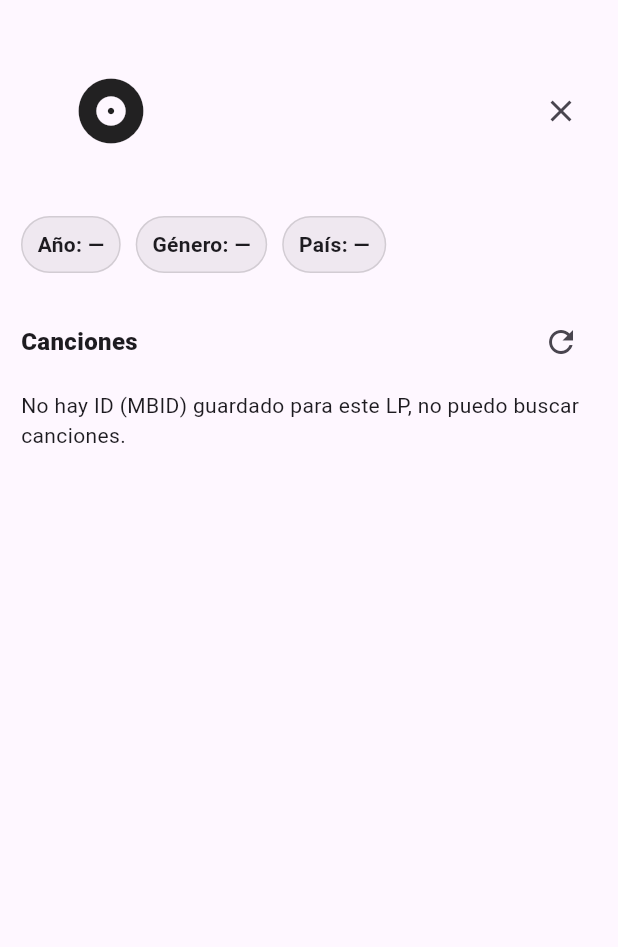
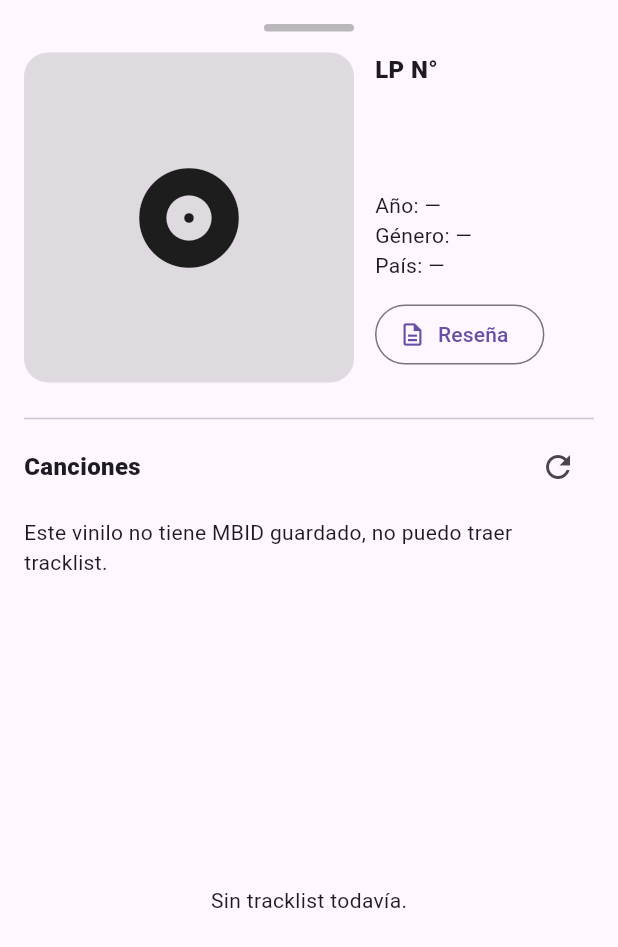
Before and after one commit to gabohachim/gaboLP, a Flutter app: the VinylDetailSheet widget shown alone on an empty page, opened directly with empty values, on a phone screen of 412 x 824 dp. Shown: the top 947 px of the screen. Run offline on Flutter 3.47's test engine with Material 3 defaults, Android fonts, the phone set to English and light mode, and no system bars; our stand-ins replace file_picker, google_sign_in, shared_preferences, sqflite; missing offline and left inert: googleapis; accounts and stored records are empty.

Commit message:
Update vinyl_detail_sheet.dart

```diff
--- a/lib/ui/vinyl_detail_sheet.dart
+++ b/lib/ui/vinyl_detail_sheet.dart
@@ -1,9 +1,11 @@
 import 'dart:io';
 import 'package:flutter/material.dart';
+
 import '../services/discography_service.dart';
 
 class VinylDetailSheet extends StatefulWidget {
   final Map<String, dynamic> vinyl;
+
   const VinylDetailSheet({super.key, required this.vinyl});
 
   @override
@@ -11,9 +13,9 @@ class VinylDetailSheet extends StatefulWidget {
 }
 
 class _VinylDetailSheetState extends State<VinylDetailSheet> {
-  bool loadingTracks = false;
+  bool loading = false;
   List<TrackItem> tracks = [];
-  String? msg;
+  String? err;
 
   @override
   void initState() {
@@ -21,131 +23,175 @@ class _VinylDetailSheetState extends State<VinylDetailSheet> {
     _loadTracks();
   }
 
+  String? _releaseGroupMbid() {
+    // intenta varias keys por compatibilidad
+    final v = widget.vinyl;
+    final a = (v['mbid'] ?? '').toString().trim();
+    if (a.isNotEmpty) return a;
+    final b = (v['releaseGroupMbid'] ?? '').toString().trim();
+    if (b.isNotEmpty) return b;
+    final c = (v['rgMbid'] ?? '').toString().trim();
+    if (c.isNotEmpty) return c;
+    return null;
+  }
+
   Future<void> _loadTracks() async {
-    final mbid = (widget.vinyl['mbid'] as String?)?.trim() ?? '';
-    if (mbid.isEmpty) {
-      setState(() => msg = 'No hay ID (MBID) guardado para este LP, no puedo buscar canciones.');
+    final mbid = _releaseGroupMbid();
+    if (mbid == null) {
+      setState(() {
+        err = 'Este vinilo no tiene MBID guardado, no puedo traer tracklist.';
+      });
       return;
     }
 
     setState(() {
-      loadingTracks = true;
-      msg = null;
+      loading = true;
+      err = null;
       tracks = [];
     });
 
+    try {
       final list = await DiscographyService.getTracksFromReleaseGroup(mbid);
-
       if (!mounted) return;
-
       setState(() {
         tracks = list;
-      loadingTracks = false;
-      if (list.isEmpty) msg = 'No encontré canciones para este disco.';
+        loading = false;
       });
+    } catch (e) {
+      if (!mounted) return;
+      setState(() {
+        loading = false;
+        err = 'No se pudo cargar el tracklist: $e';
+      });
+    }
   }
 
   Widget _cover() {
-    final cp = (widget.vinyl['coverPath'] as String?)?.trim() ?? '';
+    final cp = (widget.vinyl['coverPath'] ?? '').toString().trim();
     if (cp.isNotEmpty) {
       final f = File(cp);
       if (f.existsSync()) {
         return ClipRRect(
-          borderRadius: BorderRadius.circular(14),
-          child: Image.file(f, width: 120, height: 120, fit: BoxFit.cover),
+          borderRadius: BorderRadius.circular(16),
+          child: Image.file(f, height: 220, width: 220, fit: BoxFit.cover),
         );
       }
     }
-    return const SizedBox(
-      width: 120,
-      height: 120,
-      child: Center(child: Icon(Icons.album, size: 52)),
+    return Container(
+      height: 220,
+      width: 220,
+      decoration: BoxDecoration(
+        color: Colors.black12,
+        borderRadius: BorderRadius.circular(16),
+      ),
+      child: const Center(child: Icon(Icons.album, size: 80)),
+    );
+  }
+
+  void _showBio() {
+    final bio = (widget.vinyl['bio'] ?? '').toString().trim();
+    showDialog(
+      context: context,
+      builder: (_) => AlertDialog(
+        title: const Text('Reseña de la banda'),
+        content: SingleChildScrollView(
+          child: Text(bio.isEmpty ? 'Sin reseña.' : bio),
+        ),
+        actions: [
+          TextButton(onPressed: () => Navigator.pop(context), child: const Text('Cerrar')),
+        ],
+      ),
     );
   }
 
   @override
   Widget build(BuildContext context) {
-    final artista = (widget.vinyl['artista'] as String?) ?? '';
-    final album = (widget.vinyl['album'] as String?) ?? '';
-    final year = (widget.vinyl['year'] as String?)?.trim() ?? '';
-    final genre = (widget.vinyl['genre'] as String?)?.trim() ?? '';
-    final country = (widget.vinyl['country'] as String?)?.trim() ?? '';
-    final bio = (widget.vinyl['artistBio'] as String?)?.trim() ?? '';
+    final v = widget.vinyl;
+
+    final numero = (v['numero'] ?? '').toString();
+    final artista = (v['artista'] ?? v['artist'] ?? '').toString();
+    final album = (v['album'] ?? '').toString();
+    final year = (v['year'] ?? '').toString().trim();
+    final genre = (v['genre'] ?? '').toString().trim();
+    final country = (v['country'] ?? '').toString().trim();
 
     return SafeArea(
       child: Padding(
-        padding: const EdgeInsets.all(14),
+        padding: const EdgeInsets.all(16),
         child: Column(
-          crossAxisAlignment: CrossAxisAlignment.stretch,
           children: [
+            Container(
+              height: 5,
+              width: 60,
+              decoration: BoxDecoration(
+                color: Colors.black26,
+                borderRadius: BorderRadius.circular(999),
+              ),
+            ),
+            const SizedBox(height: 14),
+
             Row(
+              crossAxisAlignment: CrossAxisAlignment.start,
               children: [
                 _cover(),
-                const SizedBox(width: 12),
+                const SizedBox(width: 14),
                 Expanded(
-                  child: Text(
-                    '$artista\n$album',
-                    style: const TextStyle(fontSize: 18, fontWeight: FontWeight.w900),
-                  ),
-                ),
-                IconButton(
-                  onPressed: () => Navigator.pop(context),
-                  icon: const Icon(Icons.close),
+                  child: Column(
+                    crossAxisAlignment: CrossAxisAlignment.start,
+                    children: [
+                      Text('LP N° $numero', style: const TextStyle(fontWeight: FontWeight.w900, fontSize: 16)),
+                      const SizedBox(height: 6),
+                      Text(artista, style: const TextStyle(fontWeight: FontWeight.w900, fontSize: 18)),
+                      const SizedBox(height: 4),
+                      Text(album, style: const TextStyle(fontWeight: FontWeight.w700, fontSize: 16)),
+                      const SizedBox(height: 10),
+                      Text('Año: ${year.isEmpty ? '—' : year}'),
+                      Text('Género: ${genre.isEmpty ? '—' : genre}'),
+                      Text('País: ${country.isEmpty ? '—' : country}'),
+                      const SizedBox(height: 12),
+                      OutlinedButton.icon(
+                        onPressed: _showBio,
+                        icon: const Icon(Icons.description_outlined),
+                        label: const Text('Reseña'),
                       ),
                     ],
                   ),
-            const SizedBox(height: 10),
-
-            Wrap(
-              spacing: 10,
-              runSpacing: 8,
-              children: [
-                _pill('Año', year.isEmpty ? '—' : year),
-                _pill('Género', genre.isEmpty ? '—' : genre),
-                _pill('País', country.isEmpty ? '—' : country),
+                ),
               ],
             ),
 
-            const SizedBox(height: 10),
+            const SizedBox(height: 16),
+            const Divider(),
 
-            if (bio.isNotEmpty)
-              Container(
-                padding: const EdgeInsets.all(12),
-                decoration: BoxDecoration(
-                  color: Colors.black.withOpacity(0.05),
-                  borderRadius: BorderRadius.circular(14),
-                  border: Border.all(color: Colors.black12),
-                ),
-                child: Text(bio),
-              ),
-
-            const SizedBox(height: 12),
             Row(
               children: [
                 const Expanded(
-                  child: Text('Canciones', style: TextStyle(fontSize: 16, fontWeight: FontWeight.w900)),
+                  child: Text('Canciones', style: TextStyle(fontWeight: FontWeight.w900, fontSize: 16)),
                 ),
-                IconButton(onPressed: _loadTracks, icon: const Icon(Icons.refresh)),
+                IconButton(
+                  tooltip: 'Recargar tracklist',
+                  onPressed: loading ? null : _loadTracks,
+                  icon: const Icon(Icons.refresh),
+                ),
               ],
             ),
 
-            if (loadingTracks) const LinearProgressIndicator(),
-            if (!loadingTracks && msg != null)
-              Padding(
-                padding: const EdgeInsets.only(top: 8),
-                child: Text(msg!),
-              ),
+            if (loading) const LinearProgressIndicator(),
+            if (err != null) Padding(padding: const EdgeInsets.only(top: 10), child: Text(err!)),
+            const SizedBox(height: 8),
 
-            if (!loadingTracks && tracks.isNotEmpty)
             Expanded(
-                child: ListView.separated(
+              child: tracks.isEmpty
+                  ? const Center(child: Text('Sin tracklist todavía.'))
+                  : ListView.separated(
                       itemCount: tracks.length,
                       separatorBuilder: (_, __) => const Divider(height: 1),
                       itemBuilder: (context, i) {
                         final t = tracks[i];
                         return ListTile(
                           dense: true,
-                      title: Text('${t.number}. ${t.title}'),
+                          leading: Text('${t.number}', style: const TextStyle(fontWeight: FontWeight.w800)),
+                          title: Text(t.title),
                           trailing: Text(t.length ?? ''),
                         );
                       },
@@ -156,16 +202,4 @@ class _VinylDetailSheetState extends State<VinylDetailSheet> {
       ),
     );
   }
-
-  Widget _pill(String k, String v) {
-    return Container(
-      padding: const EdgeInsets.symmetric(horizontal: 10, vertical: 8),
-      decoration: BoxDecoration(
-        color: Colors.black.withOpacity(0.06),
-        borderRadius: BorderRadius.circular(999),
-        border: Border.all(color: Colors.black12),
-      ),
-      child: Text('$k: $v', style: const TextStyle(fontWeight: FontWeight.w700)),
-    );
 }
-}
```
Lines whose indentation alone changed are shown as unchanged.
